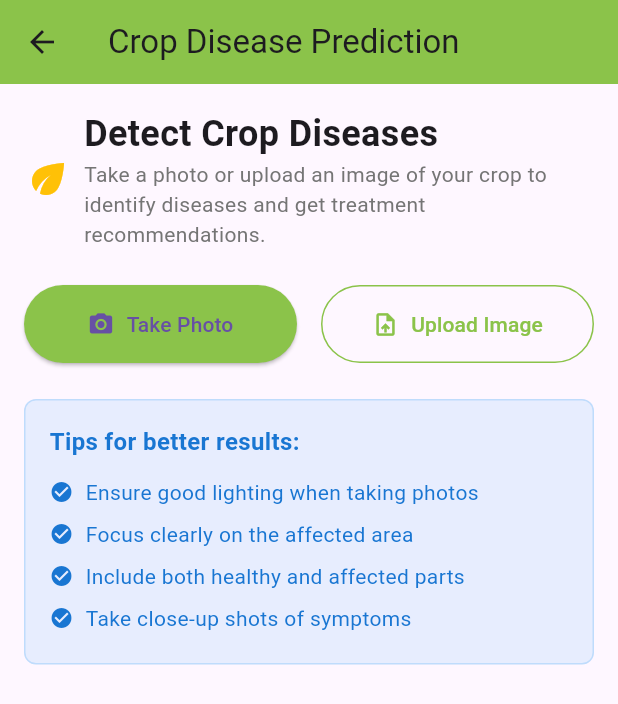
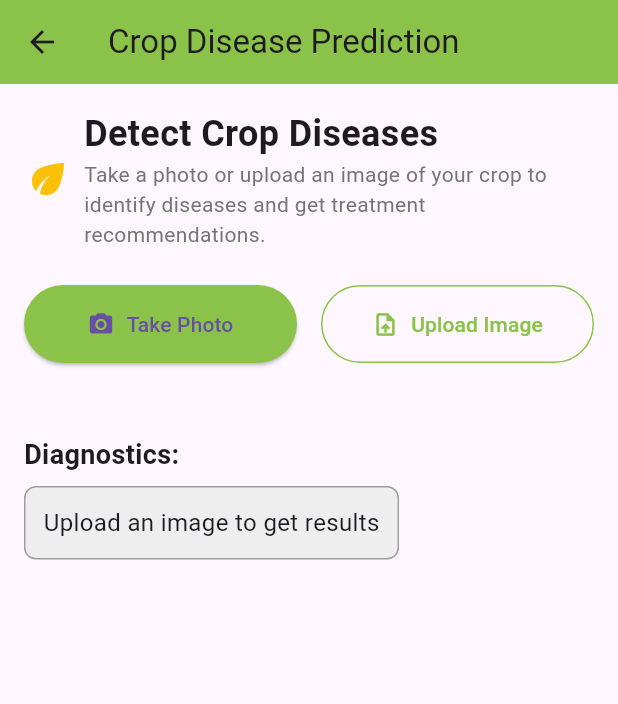
Before and after one commit to SamruddhiThorat07/agrow, a Flutter app: the CropDiseaseScreen screen opened directly, on a phone screen of 412 x 824 dp. Shown: the top 704 px of the screen. Run offline on Flutter 3.47's test engine with Material 3 defaults, Android fonts, the phone set to English and light mode, and no system bars; our stand-ins replace image_picker; generated files the repository leaves out were written again.

Commit message:
Crop disease prediction updated

```diff
--- a/lib/screens/crop_disease_screen.dart
+++ b/lib/screens/crop_disease_screen.dart
@@ -1,27 +1,100 @@
+import 'dart:convert';
+import 'dart:typed_data';
 import 'package:flutter/material.dart';
 import 'package:image_picker/image_picker.dart';
+import 'package:http/http.dart' as http;
 
 class CropDiseaseScreen extends StatefulWidget {
-  const CropDiseaseScreen({super.key});
-
   @override
   _CropDiseaseScreenState createState() => _CropDiseaseScreenState();
 }
 
 class _CropDiseaseScreenState extends State<CropDiseaseScreen> {
   final ImagePicker _picker = ImagePicker();
+  Uint8List? _imageBytes;
+  String _response = "Upload an image to get results"; // AI Response
+
+  final String _instructionPrompt = '''You are an expert AI in crop disease identification and treatment.
+- You will receive an image of a diseased crop.
+- Your task is to **identify the disease**, provide a **brief diagnosis**, and suggest **preventive & treatment measures**.
+- Be **precise, actionable, and optimized for Indian agricultural conditions**.
+
+### **Response Format (Important!):**
+1. Disease Name* (First line - for further pesticide search) ( Leave a blank line)
+2. Diagnosis:(Brief explanation of the disease)
+3. Preventive Measures: (How to prevent it)
+4. Treatment Measures: (How to treat it, including organic & chemical solutions)
+
+dont add numbers add bullets''';
 
   Future<void> _takePhoto() async {
     final XFile? photo = await _picker.pickImage(source: ImageSource.camera);
     if (photo != null) {
-      // Handle the photo
+      final Uint8List bytes = await photo.readAsBytes();
+      setState(() {
+        _imageBytes = bytes;
+      });
+      _sendToGemini(bytes);
     }
   }
 
   Future<void> _uploadImage() async {
     final XFile? image = await _picker.pickImage(source: ImageSource.gallery);
     if (image != null) {
-      // Handle the image
+      final Uint8List bytes = await image.readAsBytes();
+      setState(() {
+        _imageBytes = bytes;
+      });
+      _sendToGemini(bytes);
+    }
+  }
+
+  Future<void> _sendToGemini(Uint8List imageBytes) async {
+    const String apiKey = "AIzaSyAqnSFAI1M5ceD51u8FnBOsbFCfwuuCJn4"; // Replace with your API key
+    const String apiUrl = "https://generativelanguage.googleapis.com/v1beta/models/gemini-2.0-pro-exp-02-05:generateContent?key=$apiKey";
+
+    // Convert image to base64
+    String base64Image = base64Encode(imageBytes);
+
+    // Prepare request body (Adjusted for the correct API format)
+    Map<String, dynamic> requestBody = {
+      "contents": [
+        {
+          "parts": [
+            {"text": _instructionPrompt},
+            {
+              "inline_data": {
+                "mime_type": "image/jpeg",
+                "data": base64Image
+              }
+            }
+          ]
+        }
+      ]
+    };
+
+    try {
+      final response = await http.post(
+        Uri.parse(apiUrl),
+        headers: {"Content-Type": "application/json"},
+        body: jsonEncode(requestBody),
+      );
+
+      if (response.statusCode == 200) {
+        Map<String, dynamic> data = jsonDecode(response.body);
+        String aiResponse = data["candidates"]?[0]?["content"]?["parts"]?[0]?["text"] ?? "No response from AI.";
+        setState(() {
+          _response = aiResponse;
+        });
+      } else {
+        setState(() {
+          _response = "Error: ${response.statusCode} - ${response.body}";
+        });
+      }
+    } catch (e) {
+      setState(() {
+        _response = "Error sending request: $e";
+      });
     }
   }
 
@@ -37,14 +110,9 @@ class _CropDiseaseScreenState extends State<CropDiseaseScreen> {
         child: Column(
           crossAxisAlignment: CrossAxisAlignment.start,
           children: [
-            // Detection Section
             Row(
               children: [
-                Icon(
-                  Icons.eco,
-                  color: Colors.amber,
-                  size: 32,
-                ),
+                Icon(Icons.eco, color: Colors.amber, size: 32),
                 SizedBox(width: 8),
                 Expanded(
                   child: Column(
@@ -52,17 +120,11 @@ class _CropDiseaseScreenState extends State<CropDiseaseScreen> {
                     children: [
                       Text(
                         'Detect Crop Diseases',
-                        style: TextStyle(
-                          fontSize: 24,
-                          fontWeight: FontWeight.bold,
-                        ),
+                        style: TextStyle(fontSize: 24, fontWeight: FontWeight.bold),
                       ),
                       Text(
                         'Take a photo or upload an image of your crop to identify diseases and get treatment recommendations.',
-                        style: TextStyle(
-                          color: Colors.grey[600],
-                          fontSize: 14,
-                        ),
+                        style: TextStyle(color: Colors.grey[600], fontSize: 14),
                       ),
                     ],
                   ),
@@ -70,8 +132,6 @@ class _CropDiseaseScreenState extends State<CropDiseaseScreen> {
               ],
             ),
             SizedBox(height: 24),
-
-            // Image Input Options
             Row(
               children: [
                 Expanded(
@@ -101,34 +161,40 @@ class _CropDiseaseScreenState extends State<CropDiseaseScreen> {
               ],
             ),
             SizedBox(height: 24),
-
-            // Tips Section
-            Container(
-              padding: EdgeInsets.all(16),
-              decoration: BoxDecoration(
-                color: Colors.blue.withOpacity(0.1),
-                borderRadius: BorderRadius.circular(8),
-                border: Border.all(
-                  color: Colors.blue.withOpacity(0.2),
+            if (_imageBytes != null)
+              Center(
+                child: Container(
+                  constraints: BoxConstraints(
+                    maxWidth: MediaQuery.of(context).size.width * 0.9,
+                    maxHeight: MediaQuery.of(context).size.height * 0.4,
+                  ),
+                  margin: EdgeInsets.symmetric(horizontal: 16),
+                  decoration: BoxDecoration(
+                    border: Border.all(color: Colors.grey),
+                    borderRadius: BorderRadius.circular(8),
+                  ),
+                  child: ClipRRect(
+                    borderRadius: BorderRadius.circular(8),
+                    child: Image.memory(_imageBytes!, fit: BoxFit.contain),
+                  ),
                 ),
               ),
-              child: Column(
-                crossAxisAlignment: CrossAxisAlignment.start,
-                children: [
-                  Text(
-                    'Tips for better results:',
-                    style: TextStyle(
-                      fontSize: 16,
-                      fontWeight: FontWeight.bold,
-                      color: Colors.blue[700],
-                    ),
-                  ),
-                  SizedBox(height: 8),
-                  _buildTipItem('Ensure good lighting when taking photos'),
-                  _buildTipItem('Focus clearly on the affected area'),
-                  _buildTipItem('Include both healthy and affected parts'),
-                  _buildTipItem('Take close-up shots of symptoms'),
-                ],
+            SizedBox(height: 24),
+            Text(
+              "Diagnostics:",
+              style: TextStyle(fontSize: 18, fontWeight: FontWeight.bold),
+            ),
+            SizedBox(height: 8),
+            Container(
+              padding: EdgeInsets.all(12),
+              decoration: BoxDecoration(
+                color: Colors.grey[200],
+                borderRadius: BorderRadius.circular(8),
+                border: Border.all(color: Colors.grey),
+              ),
+              child: Text(
+                _response,
+                style: TextStyle(fontSize: 16),
               ),
             ),
           ],
@@ -136,22 +202,4 @@ class _CropDiseaseScreenState extends State<CropDiseaseScreen> {
       ),
     );
   }
-
-  Widget _buildTipItem(String text) {
-    return Padding(
-      padding: EdgeInsets.symmetric(vertical: 4),
-      child: Row(
-        children: [
-          Icon(Icons.check_circle, size: 16, color: Colors.blue[700]),
-          SizedBox(width: 8),
-          Expanded(
-            child: Text(
-              text,
-              style: TextStyle(color: Colors.blue[700]),
-            ),
-          ),
-        ],
-      ),
-    );
-  }
 }
```
